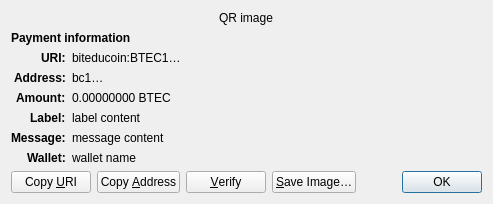
The window that src/qt/forms/receiverequestdialog.ui (10sec-project/10seconds) describes before a commit, drawn with Qt 5.
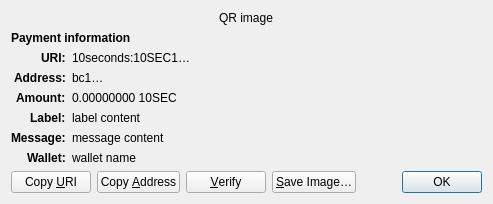
The same window after the commit. Custom widgets are drawn as their Qt base class.

```diff
--- a/src/qt/forms/receiverequestdialog.ui
+++ b/src/qt/forms/receiverequestdialog.ui
@@ -65,7 +65,7 @@
    <item row="2" column="1" alignment="Qt::AlignTop">
     <widget class="QLabel" name="uri_content">
      <property name="text">
-      <string notr="true">biteducoin:BTEC1…</string>
+      <string notr="true">10seconds:10SEC1…</string>
      </property>
      <property name="textFormat">
       <enum>Qt::RichText</enum>
@@ -126,7 +126,7 @@
    <item row="4" column="1" alignment="Qt::AlignTop">
     <widget class="QLabel" name="amount_content">
      <property name="text">
-      <string notr="true">0.00000000 BTEC</string>
+      <string notr="true">0.00000000 10SEC</string>
      </property>
      <property name="textFormat">
       <enum>Qt::PlainText</enum>
```
